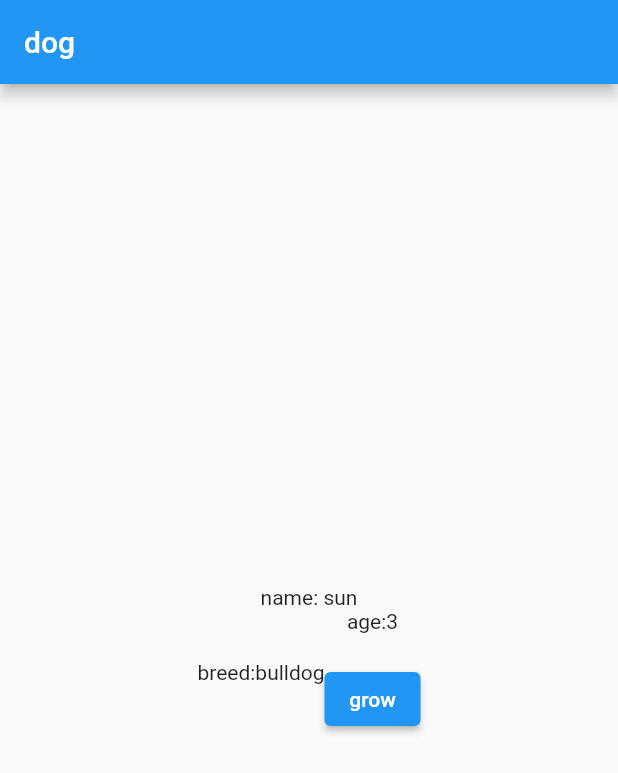
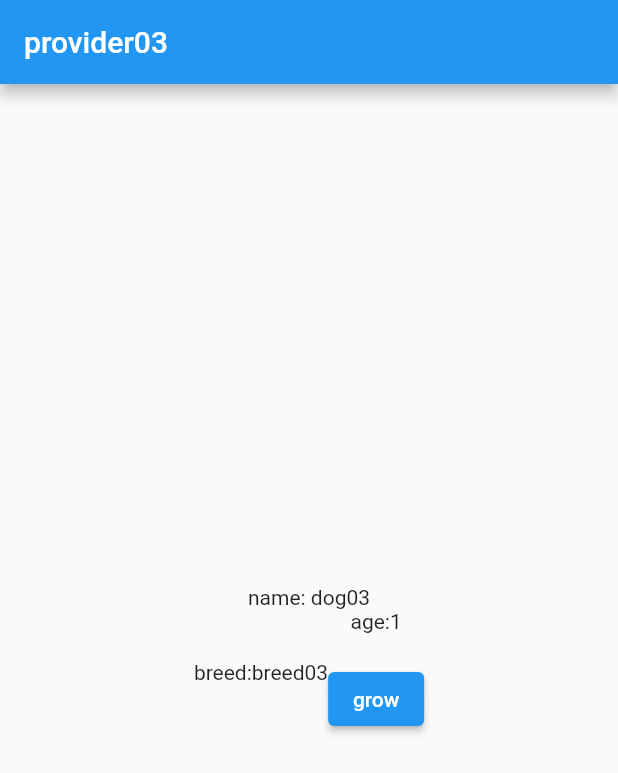
Before and after one commit to ssdd33/flutter_provider_essential, a Flutter app: the screen it shows after launch, after a tap on "grow", on a phone screen of 412 x 824 dp. Shown: the top 773 px of the screen. Run offline on Flutter 3.47's test engine with Material 2 defaults, Android fonts, the phone set to English and light mode, and no system bars.

```diff
--- a/lib/main.dart
+++ b/lib/main.dart
@@ -1,7 +1,5 @@
 import 'package:flutter/material.dart';
-import 'package:flutter_provider/models/dog.dart';
 import 'package:flutter_provider/screen/home_screen.dart';
-import 'package:provider/provider.dart';
 
 void main() {
   runApp(const MyApp());
@@ -12,15 +10,12 @@ class MyApp extends StatelessWidget {
 
   @override
   Widget build(BuildContext context) {
-    return Provider<Dog>(
-      create: (context) => Dog(name: 'sun', breed: 'bulldog', age: 3),
-      child: MaterialApp(
-        title: 'Flutter Demo',
-        theme: ThemeData(
-          primarySwatch: Colors.blue,
-        ),
-        home: MyHomePage(),
+    return MaterialApp(
+      title: 'provider03',
+      theme: ThemeData(
+        primarySwatch: Colors.blue,
       ),
+      home: MyHomePage(),
     );
   }
 }
--- a/lib/models/dog.dart
+++ b/lib/models/dog.dart
@@ -1,4 +1,6 @@
-class Dog {
+import 'package:flutter/material.dart';
+
+class Dog with ChangeNotifier {
   final String name;
   final String breed;
   int age;
@@ -10,6 +12,6 @@ class Dog {
 
   void grow() {
     age++;
-    print(age);
+    notifyListeners();
   }
 }
--- a/lib/screen/home_screen.dart
+++ b/lib/screen/home_screen.dart
@@ -1,20 +1,42 @@
 import 'package:flutter/material.dart';
 import 'package:flutter_provider/models/dog.dart';
 import 'package:flutter_provider/widget/breedAndAge_widget.dart';
-import 'package:provider/provider.dart';
 
-class MyHomePage extends StatelessWidget {
-  const MyHomePage({super.key});
+class MyHomePage extends StatefulWidget {
+  MyHomePage({super.key});
+
+  @override
+  State<MyHomePage> createState() => _MyHomePageState();
+}
+
+class _MyHomePageState extends State<MyHomePage> {
+  final dog = Dog(name: 'dog03', breed: 'breed03');
+
+  @override
+  void initState() {
+    super.initState();
+    dog.addListener(dogListener);
+  }
+
+  void dogListener() {
+    print('age: ${dog.age}');
+  }
+
+  @override
+  void dispose() {
+    dog.removeListener(dogListener);
+    super.dispose();
+  }
 
   @override
   Widget build(BuildContext context) {
     return Scaffold(
-      appBar: AppBar(title: Text('dog')),
+      appBar: AppBar(title: Text('provider03')),
       body: Column(
         mainAxisAlignment: MainAxisAlignment.center,
         children: [
-          Text('name: ${Provider.of<Dog>(context).name}'),
-          BreedAndAge(),
+          Text('name: ${dog.name}'),
+          BreedAndAge(dog: dog),
         ],
       ),
     );
--- a/lib/widget/age_widget.dart
+++ b/lib/widget/age_widget.dart
@@ -1,19 +1,23 @@
 import 'package:flutter/material.dart';
+
 import 'package:flutter_provider/models/dog.dart';
-import 'package:provider/provider.dart';
 
 class Age extends StatelessWidget {
-  const Age({super.key});
+  final Dog dog;
+  const Age({
+    Key? key,
+    required this.dog,
+  }) : super(key: key);
 
   @override
   Widget build(BuildContext context) {
     return Column(
       children: [
-        Text('age:${Provider.of<Dog>(context).age}'),
+        Text('age:${dog.age}'),
         SizedBox(height: 20),
         ElevatedButton(
           onPressed: () {
-            Provider.of<Dog>(context, listen: false).grow();
+            dog.grow();
           },
           child: Text('grow'),
         ),
--- a/lib/widget/breedAndAge_widget.dart
+++ b/lib/widget/breedAndAge_widget.dart
@@ -1,18 +1,22 @@
 import 'package:flutter/material.dart';
+
 import 'package:flutter_provider/models/dog.dart';
 import 'package:flutter_provider/widget/age_widget.dart';
-import 'package:provider/provider.dart';
 
 class BreedAndAge extends StatelessWidget {
-  const BreedAndAge({super.key});
+  final Dog dog;
+  const BreedAndAge({
+    Key? key,
+    required this.dog,
+  }) : super(key: key);
 
   @override
   Widget build(BuildContext context) {
     return Row(
       mainAxisAlignment: MainAxisAlignment.center,
       children: [
-        Text('breed:${Provider.of<Dog>(context).breed}'),
-        Age(),
+        Text('breed:${dog.breed}'),
+        Age(dog: dog),
       ],
     );
   }
```
